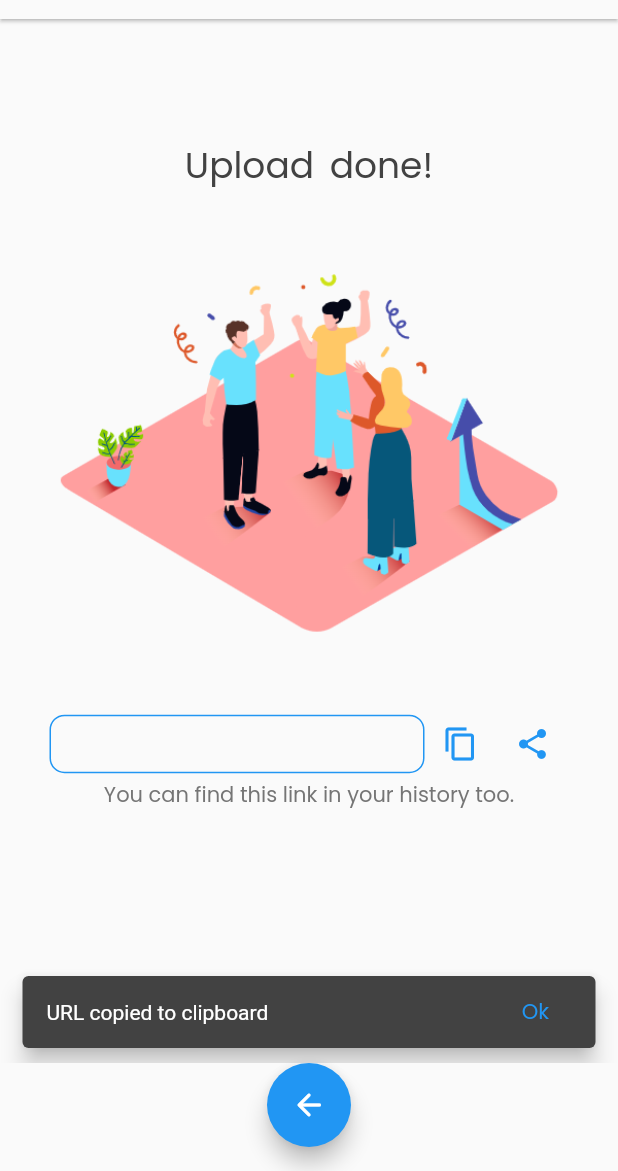
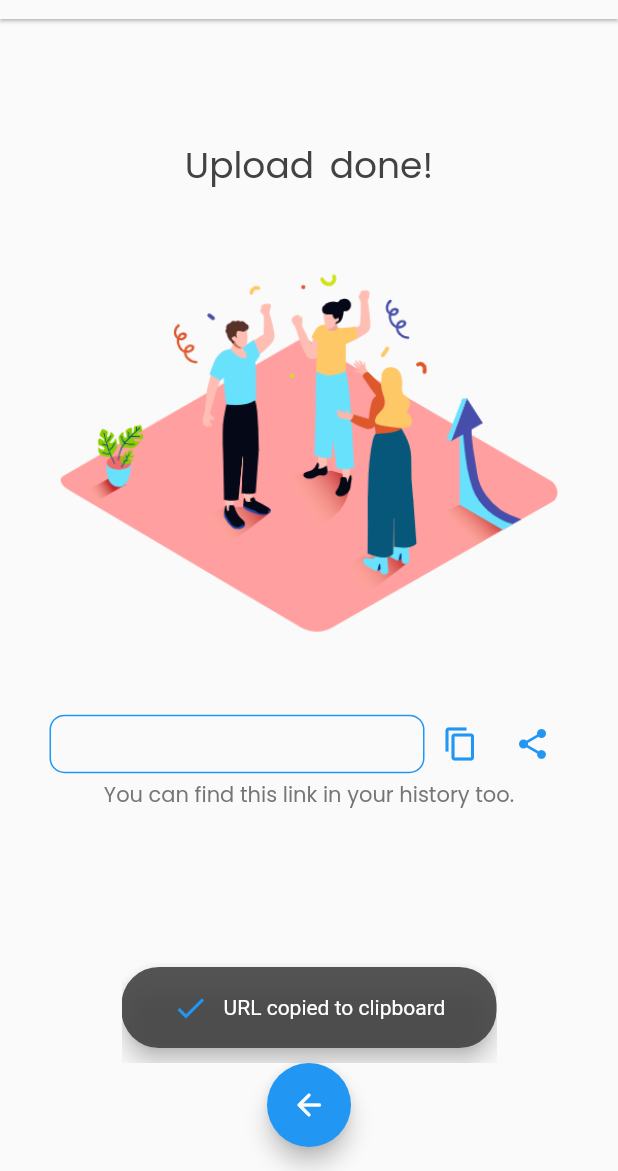
Before and after one commit to lastradev/voidshare, a Flutter app: the UploadedScreen screen opened directly with empty values, after a tap on the "content copy" icon, on a phone screen of 412 x 824 dp, the part 65-1236 px from its top. Run offline on Flutter 3.47's test engine with Material 2 defaults, Android fonts, the phone set to English and light mode, and no system bars; drawn by our look-alikes of dotted_border; our stand-ins replace file_picker, loading_indicator, page_transition, share_plus.

Commit message:
Change snack bars

```diff
--- a/lib/screens/home_screen.dart
+++ b/lib/screens/home_screen.dart
@@ -5,7 +5,7 @@ import 'package:provider/provider.dart';
 
 import '../providers/file_manager.dart';
 import '../providers/file_uploader.dart';
-import '../widgets/custom_snack_bar.dart';
+import '../widgets/custom_snack_bars.dart';
 import '../widgets/file_clearer.dart';
 import '../widgets/file_loading_indicator.dart';
 import '../widgets/select_files_container.dart';
@@ -48,12 +48,12 @@ class HomeScreen extends StatelessWidget {
               );
             } on HttpException catch (e) {
               Navigator.of(context).pop();
-              CustomSnackBar.showSnackBar(context, e.message);
+              CustomSnackBars.showErrorSnackBar(context, e.message);
             } on SocketException {
               Navigator.of(context).pop();
-              CustomSnackBar.showSnackBar(
+              CustomSnackBars.showErrorSnackBar(
                 context,
-                'Error trying to connect to the server.',
+                'Server error, try again.',
               );
             }
 
--- a/lib/screens/uploaded_screen.dart
+++ b/lib/screens/uploaded_screen.dart
@@ -2,8 +2,9 @@ import 'package:flutter/material.dart';
 import 'package:flutter/services.dart';
 import 'package:provider/provider.dart';
 import 'package:share_plus/share_plus.dart';
+
 import '../providers/file_manager.dart';
-import '../widgets/custom_snack_bar.dart';
+import '../widgets/custom_snack_bars.dart';
 
 class UploadedScreen extends StatelessWidget {
   const UploadedScreen({Key? key}) : super(key: key);
@@ -70,7 +71,7 @@ class UploadedScreen extends StatelessWidget {
                       color: Colors.blue,
                       onPressed: () =>
                           Clipboard.setData(ClipboardData(text: url)).then((_) {
-                        CustomSnackBar.showSnackBar(
+                        CustomSnackBars.showClipboardSnackBar(
                           context,
                           'URL copied to clipboard',
                         );
--- a/lib/widgets/custom_snack_bar.dart
+++ /dev/null
@@ -1,28 +0,0 @@
-import 'package:flutter/material.dart';
-
-class CustomSnackBar {
-  static void showSnackBar(
-    BuildContext context,
-    String title, {
-    SnackBarAction? action,
-    Duration? duration,
-    bool noAction = false,
-  }) {
-    ScaffoldMessenger.of(context).showSnackBar(
-      SnackBar(
-        duration: duration ?? const Duration(seconds: 2),
-        elevation: 6,
-        backgroundColor: Colors.grey.shade800,
-        behavior: SnackBarBehavior.floating,
-        content: Text(title),
-        action: noAction
-            ? null
-            : action ??
-                SnackBarAction(
-                  label: 'Ok',
-                  onPressed: () {},
-                ),
-      ),
-    );
-  }
-}
--- /dev/null
+++ b/lib/widgets/custom_snack_bars.dart
@@ -0,0 +1,80 @@
+import 'package:flutter/material.dart';
+
+class CustomSnackBars {
+  static void showFileRemoveSnackBar(
+    BuildContext context,
+    String title, {
+    SnackBarAction? action,
+    Duration? duration,
+    bool noAction = false,
+  }) {
+    ScaffoldMessenger.of(context).showSnackBar(
+      SnackBar(
+        duration: duration ?? const Duration(seconds: 2),
+        elevation: 6,
+        backgroundColor: Colors.grey.shade800.withOpacity(0.9),
+        shape: RoundedRectangleBorder(borderRadius: BorderRadius.circular(20)),
+        behavior: SnackBarBehavior.floating,
+        content: Text(title),
+        action: noAction
+            ? null
+            : action ??
+                SnackBarAction(
+                  label: 'Ok',
+                  onPressed: () {},
+                ),
+      ),
+    );
+  }
+
+  static void showErrorSnackBar(
+    BuildContext context,
+    String title,
+  ) {
+    _showNotificationSnackBar(
+      context,
+      Icon(Icons.cancel_outlined, color: Colors.red.shade500),
+      title,
+    );
+  }
+
+  static void showClipboardSnackBar(
+    BuildContext context,
+    String title,
+  ) {
+    _showNotificationSnackBar(
+      context,
+      Icon(Icons.check, color: Theme.of(context).primaryColor),
+      title,
+    );
+  }
+
+  static void _showNotificationSnackBar(
+    BuildContext context,
+    Icon icon,
+    String title,
+  ) {
+    ScaffoldMessenger.of(context).showSnackBar(
+      SnackBar(
+        duration: const Duration(seconds: 2),
+        elevation: 6,
+        backgroundColor: Colors.grey.shade800.withOpacity(0.9),
+        behavior: SnackBarBehavior.floating,
+        content: Row(
+          mainAxisAlignment: MainAxisAlignment.center,
+          children: [
+            icon,
+            const SizedBox(width: 10),
+            Text(
+              title,
+              textAlign: TextAlign.center,
+            ),
+          ],
+        ),
+        width: 250,
+        shape: RoundedRectangleBorder(borderRadius: BorderRadius.circular(25)),
+        padding: const EdgeInsets.all(15),
+      ),
+    );
+  }
+}
--- a/lib/widgets/selected_file_card.dart
+++ b/lib/widgets/selected_file_card.dart
@@ -6,7 +6,7 @@ import 'package:provider/provider.dart';
 
 import '../helpers/formatters.dart';
 import '../providers/file_manager.dart';
-import 'custom_snack_bar.dart';
+import 'custom_snack_bars.dart';
 
 class SelectedFileCard extends StatelessWidget {
   const SelectedFileCard({
@@ -105,7 +105,7 @@ class SelectedFileCard extends StatelessWidget {
       onDismissed: (_) {
         final index = fileManager.removeFile(fileData);
         ScaffoldMessenger.of(context).hideCurrentSnackBar();
-        CustomSnackBar.showSnackBar(
+        CustomSnackBars.showFileRemoveSnackBar(
           context,
           'File removed',
           action: SnackBarAction(
```
